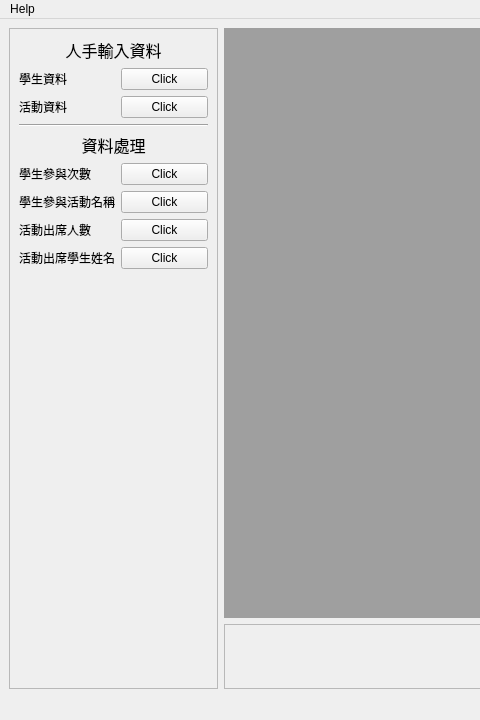
Old version of the form ui/main_window.ui in the repository Minedient/lkm; both pictures show x 0 to 480 and y 0 to 720 of the 1280 by 720 pixel window.
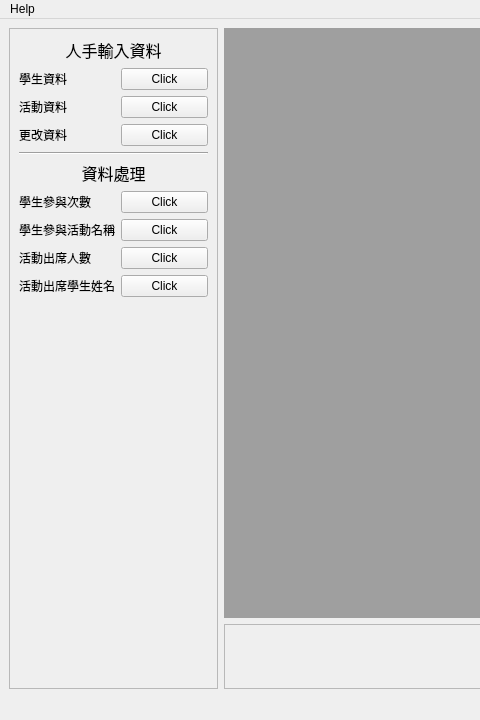
New version of the form.

Commit message: Add one ui and two python files UI files: for editing table data Python files: helper functions for the UI 	modified:   app.py 	new file:   src/modification_history.py 	modified:   ui/main_window.ui 	modified:   ui/main_window_ui.py 	new file:   ui/table_editDialog.ui 	new file:   ui/table_editDialog_ui.py 	modified:   ui/ui_main_window.py

The edit to the form file:
```diff
--- a/ui/main_window.ui
+++ b/ui/main_window.ui
@@ -59,7 +59,7 @@
          </property>
         </widget>
        </item>
-       <item row="6" column="1">
+       <item row="7" column="1">
         <widget class="QPushButton" name="studentParticipatesByEventButton">
          <property name="text">
           <string>Click</string>
@@ -82,21 +82,21 @@
          </property>
         </widget>
        </item>
-       <item row="3" column="0" colspan="2">
+       <item row="4" column="0" colspan="2">
         <widget class="Line" name="line">
          <property name="orientation">
           <enum>Qt::Orientation::Horizontal</enum>
          </property>
         </widget>
        </item>
-       <item row="5" column="0">
+       <item row="6" column="0">
         <widget class="QLabel" name="label_5">
          <property name="text">
           <string>學生參與次數</string>
          </property>
         </widget>
        </item>
-       <item row="6" column="0">
+       <item row="7" column="0">
         <widget class="QLabel" name="label_6">
          <property name="text">
           <string>學生參與活動名稱</string>
@@ -110,14 +110,21 @@
          </property>
         </widget>
        </item>
-       <item row="5" column="1">
+       <item row="9" column="1">
+        <widget class="QPushButton" name="studentEventTableWithCategoryAndNameButton">
+         <property name="text">
+          <string>Click</string>
+         </property>
+        </widget>
+       </item>
+       <item row="6" column="1">
         <widget class="QPushButton" name="studentParticipatesButton">
          <property name="text">
           <string>Click</string>
          </property>
         </widget>
        </item>
-       <item row="9" column="0">
+       <item row="10" column="0">
         <spacer name="verticalSpacer">
          <property name="orientation">
           <enum>Qt::Orientation::Vertical</enum>
@@ -137,14 +144,21 @@
          </property>
         </widget>
        </item>
-       <item row="7" column="1">
+       <item row="8" column="1">
         <widget class="QPushButton" name="studentEventTableWithCategoryButton">
          <property name="text">
           <string>Click</string>
          </property>
         </widget>
        </item>
-       <item row="4" column="0" colspan="2">
+       <item row="9" column="0">
+        <widget class="QLabel" name="label_8">
+         <property name="text">
+          <string>活動出席學生姓名</string>
+         </property>
+        </widget>
+       </item>
+       <item row="5" column="0" colspan="2">
         <widget class="QLabel" name="label_2">
          <property name="font">
           <font>
@@ -167,24 +181,24 @@
          </property>
         </widget>
        </item>
-       <item row="8" column="1">
-        <widget class="QPushButton" name="studentEventTableWithCategoryAndNameButton">
-         <property name="text">
-          <string>Click</string>
-         </property>
-        </widget>
-       </item>
-       <item row="7" column="0">
+       <item row="8" column="0">
         <widget class="QLabel" name="label_7">
          <property name="text">
           <string>活動出席人數</string>
          </property>
         </widget>
        </item>
-       <item row="8" column="0">
-        <widget class="QLabel" name="label_8">
+       <item row="3" column="1">
+        <widget class="QPushButton" name="manualEditInfoButton">
          <property name="text">
-          <string>活動出席學生姓名</string>
+          <string>Click</string>
+         </property>
+        </widget>
+       </item>
+       <item row="3" column="0">
+        <widget class="QLabel" name="label_9">
+         <property name="text">
+          <string>更改資料</string>
          </property>
         </widget>
        </item>
```
The commit also changes 6 other files.
